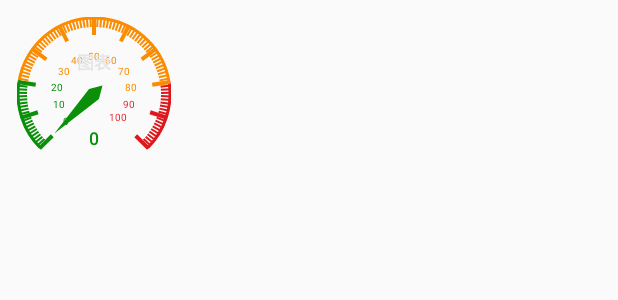
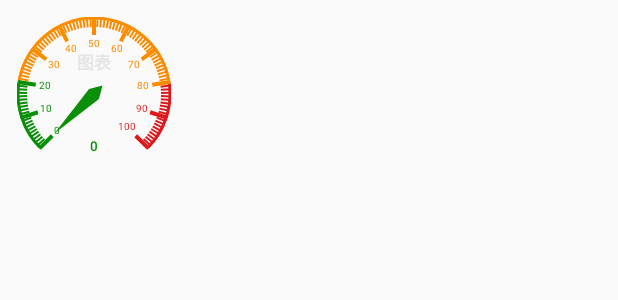
Before and after one commit to lyl15151865258/AirCondition, an Android app: the layout item_real_data.xml on its own in the app's theme, with its tools: preview values and no code run, on a phone screen of 412 x 824 dp. Shown: the top 300 px of the screen. Run offline under Robolectric (Android 15) with nearby library versions, the phone set to English and light mode, and no system bars.

Commit message:
处理图标刻度文字距离刻度间距过大的问题

```diff
--- a/app/src/main/java/com/zhongbenshuo/air/adapter/RealDataAdapter.java
+++ b/app/src/main/java/com/zhongbenshuo/air/adapter/RealDataAdapter.java
@@ -40,7 +40,7 @@ public class RealDataAdapter extends RecyclerView.Adapter<RealDataAdapter.ListVi
     @Override
     public void onBindViewHolder(ListViewHolder holder, int position) {
         RealData realData = list.get(position);
-        holder.cvRealData.setCompleteDegree(realData.getValue());
+        holder.cvRealData.setCompleteDegree(realData.getValue(), realData.getUnit());
         holder.cvRealData.setTitle(realData.getChartName());
     }
 
--- a/app/src/main/java/com/zhongbenshuo/air/widget/ClockView.java
+++ b/app/src/main/java/com/zhongbenshuo/air/widget/ClockView.java
@@ -46,6 +46,7 @@ public class ClockView extends View {
     private int radiusDial;
     private int mRealRadius;
     private float currentValue;
+    private String unit = "";
 
     private Paint arcPaint;
     private RectF mRect;
@@ -92,6 +93,7 @@ public class ClockView extends View {
 
         pointerPaint = new Paint();
         pointerPaint.setAntiAlias(true);
+        pointerPaint.setStyle(Paint.Style.FILL);
         pointerPaint.setTextSize(textSizeDial);
         pointerPaint.setTextAlign(Paint.Align.CENTER);
         fontMetrics = pointerPaint.getFontMetrics();
@@ -190,33 +192,13 @@ public class ClockView extends View {
 
     private void drawPointerText(Canvas canvas, int i) {
         canvas.save();
-        int currentCenterX = (int) (radiusDial - strokeWidthDial - dp2px(21) - pointerPaint.measureText(String.valueOf(i)) / 2);
+        int currentCenterX = (int) (radiusDial - strokeWidthDial - dp2px(12) - pointerPaint.measureText(String.valueOf(i)) / 2);
         canvas.translate(currentCenterX, 0);
         canvas.rotate(360 - 135 - 2.7f * i);        //坐标系总旋转角度为360度
 
         int textBaseLine = (int) (0 + (fontMetrics.bottom - fontMetrics.top) / 2 - fontMetrics.bottom);
         LogUtils.d("文字基线：fontMetrics.bottom：" + fontMetrics.bottom + "，fontMetrics.top：" + fontMetrics.top + "，textBaseLine：" + textBaseLine);
         canvas.drawText(String.valueOf(i), 0, textBaseLine, pointerPaint);
-
-//        if (i < 50) {
-//            int y = 25 - i;
-//            if (i == 10 || i == 20) {
-//                canvas.drawText(String.valueOf(i), -25, y, pointerPaint);
-//            } else {
-//                canvas.drawText(String.valueOf(i), -20, y, pointerPaint);
-//            }
-//
-//        } else if (i == 50) {
-//            canvas.drawText(String.valueOf(i), 0, -20, pointerPaint);
-//        } else {
-//            int y = 25 - (100 - i);
-//            if (i == 80 || i == 90) {
-//                canvas.drawText(String.valueOf(i), 25, y, pointerPaint);
-//            } else {
-//                canvas.drawText(String.valueOf(i), 20, y, pointerPaint);
-//            }
-//        }
-
         canvas.restore();
     }
 
@@ -234,7 +216,7 @@ public class ClockView extends View {
             titlePaint.setColor(colorDialHigh);
         }
         titlePaint.setTextSize(valueTextSize);
-        canvas.drawText(StringUtil.removeZero(String.valueOf(currentValue)), 0, radiusDial * 2 / 3, titlePaint);
+        canvas.drawText(StringUtil.removeZero(String.valueOf(currentValue)) + unit, 0, radiusDial * 3 / 4, titlePaint);
     }
 
     /**
@@ -254,8 +236,9 @@ public class ClockView extends View {
         canvas.drawPath(pointerPath, titlePaint);
     }
 
-    public void setCompleteDegree(float degree) {
+    public void setCompleteDegree(float degree, String unit) {
         currentValue = degree;
+        this.unit = unit;
         invalidate();
     }
 
--- a/app/src/main/res/layout/item_real_data.xml
+++ b/app/src/main/res/layout/item_real_data.xml
@@ -16,7 +16,7 @@
         app:color_dial_middle="@color/orange_600"
         app:stroke_width_dial="@dimen/dp_2"
         app:text_size_dial="@dimen/sp_6"
-        app:text_size_value="@dimen/sp_10"
+        app:text_size_value="@dimen/sp_8"
         app:text_title_color="@color/gray_5"
         app:text_title_dial="图表"
         app:text_title_size="@dimen/sp_10" />
```
Also changed, not shown: app/src/main/java/com/zhongbenshuo/air/activity/MainActivity.java (+9 -7 lines), app/src/main/java/com/zhongbenshuo/air/bean/RealData.java (+12 -1 lines), app/src/main/res/layout/activity_main.xml (+4 -4 lines).
